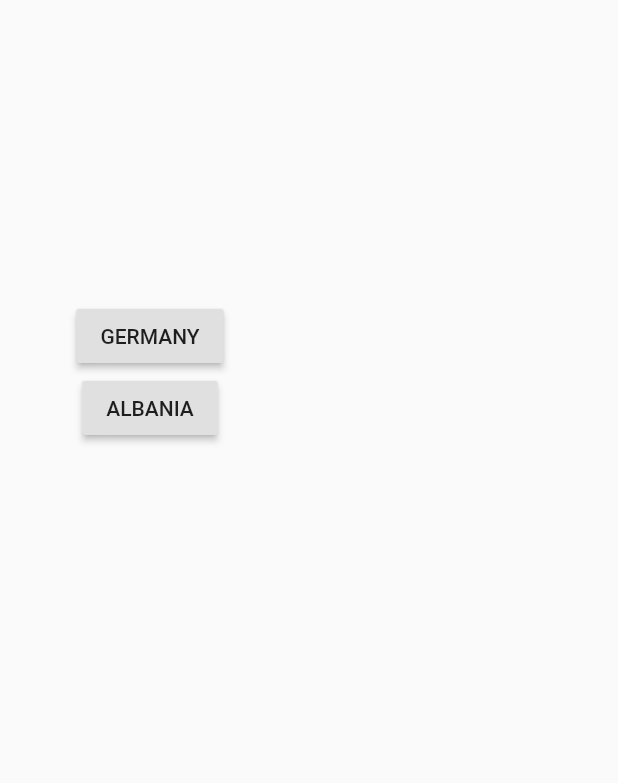
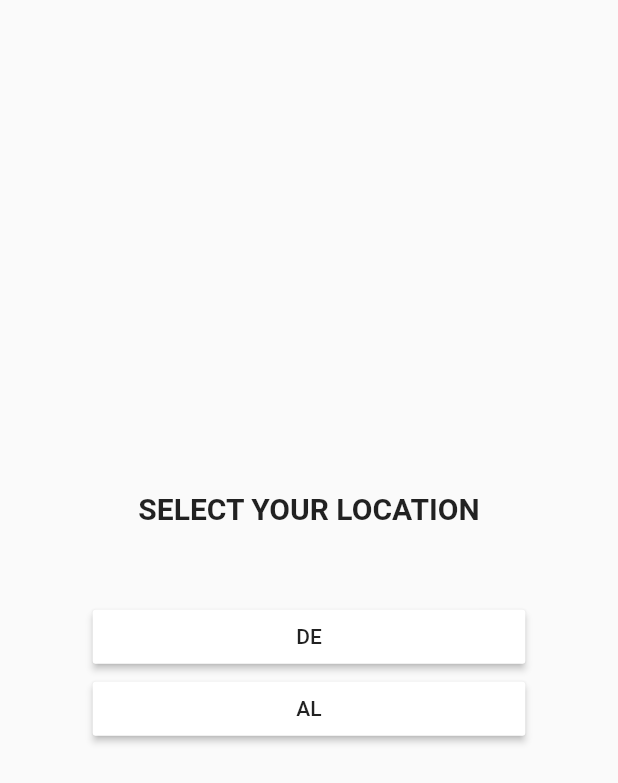
Before and after one commit to sonomixd/oferta, a Flutter app: the SelectCountry screen opened directly, on a phone screen of 412 x 824 dp. Shown: the top 783 px of the screen. Run offline on Flutter 3.47's test engine with Material 2 defaults, Android fonts, the phone set to English and light mode, and no system bars; our stand-ins replace cloud_firestore, flutter_blurhash, percent_indicator, shared_preferences; missing offline and left inert: firebase_admob; accounts and stored records are empty.

Commit message:
redesigned select country screen

```diff
--- a/lib/screens/country_selection.dart
+++ b/lib/screens/country_selection.dart
@@ -16,6 +16,7 @@ class _SelectCountryState extends State<SelectCountry> {
   @override
   void initState() {
     getSharedPreferencesData();
+    //super.initState();
   }
 
   getSharedPreferencesData() async {
@@ -39,27 +40,45 @@ class _SelectCountryState extends State<SelectCountry> {
     redirectToHomeScreen();
   }
 
-  Text germany = Text("GERMANY");
-  Text albania = Text("ALBANIA");
+  Text germany = Text("DE");
+  Text albania = Text("AL");
 
   @override
   Widget build(BuildContext context) {
     return Scaffold(
       body: Container(
+        alignment: Alignment.center,
         child: Column(
+          mainAxisAlignment: MainAxisAlignment.center,
           children: [
-            Padding(padding: EdgeInsets.all(100)),
-            RaisedButton(
+            Text("SELECT YOUR LOCATION",
+             style: TextStyle(
+              fontWeight: FontWeight.bold,
+              fontSize: 20
+            ),),
+            Padding(padding: EdgeInsets.only(top: 50)),
+            ButtonTheme(
+
+              buttonColor: Colors.white,
+              minWidth: MediaQuery.of(context).size.width * 0.7,
+              child: RaisedButton(
+                highlightColor: Colors.green,
                 child: germany,
                 onPressed: () {
-                selectedCountry(germany.data);
+                  selectedCountry(germany.data.toLowerCase());
                 },
               ),
-            RaisedButton(
+            ),
+            ButtonTheme(
+              buttonColor: Colors.white,
+              minWidth: MediaQuery.of(context).size.width * 0.7,
+              child: RaisedButton(
+                highlightColor: Colors.green,
                 child: albania,
                 onPressed: () {
-                selectedCountry(albania.data);
+                  selectedCountry(albania.data.toLowerCase());
                 },
+              ),
             )
           ],
         ),
```
Lines whose indentation alone changed are shown as unchanged.
